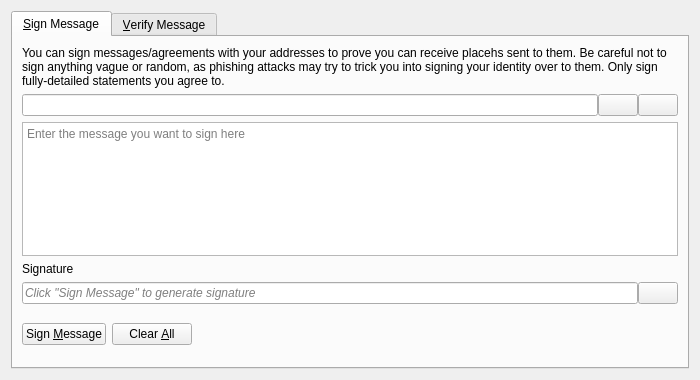
VeriBlock/pop-phl, file src/qt/forms/signverifymessagedialog.ui: the form before one commit.
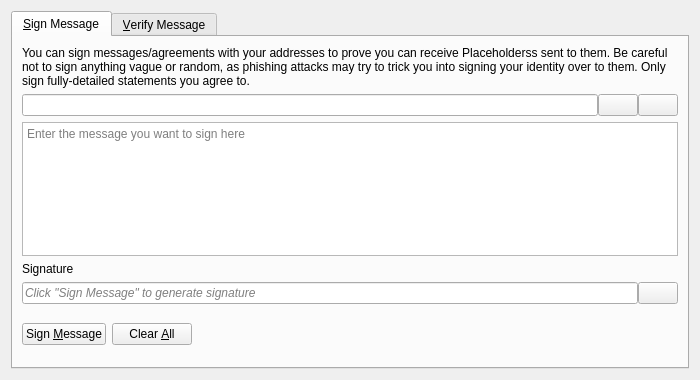
The form after the commit. Icons and pictures are not drawn. Custom widgets are drawn as their Qt base class.

Diff of the .ui file:
```diff
--- a/src/qt/forms/signverifymessagedialog.ui
+++ b/src/qt/forms/signverifymessagedialog.ui
@@ -30,7 +30,7 @@
        <item>
         <widget class="QLabel" name="infoLabel_SM">
          <property name="text">
-          <string>You can sign messages/agreements with your addresses to prove you can receive placehs sent to them. Be careful not to sign anything vague or random, as phishing attacks may try to trick you into signing your identity over to them. Only sign fully-detailed statements you agree to.</string>
+          <string>You can sign messages/agreements with your addresses to prove you can receive Placeholderss sent to them. Be careful not to sign anything vague or random, as phishing attacks may try to trick you into signing your identity over to them. Only sign fully-detailed statements you agree to.</string>
          </property>
          <property name="textFormat">
           <enum>Qt::PlainText</enum>
```
